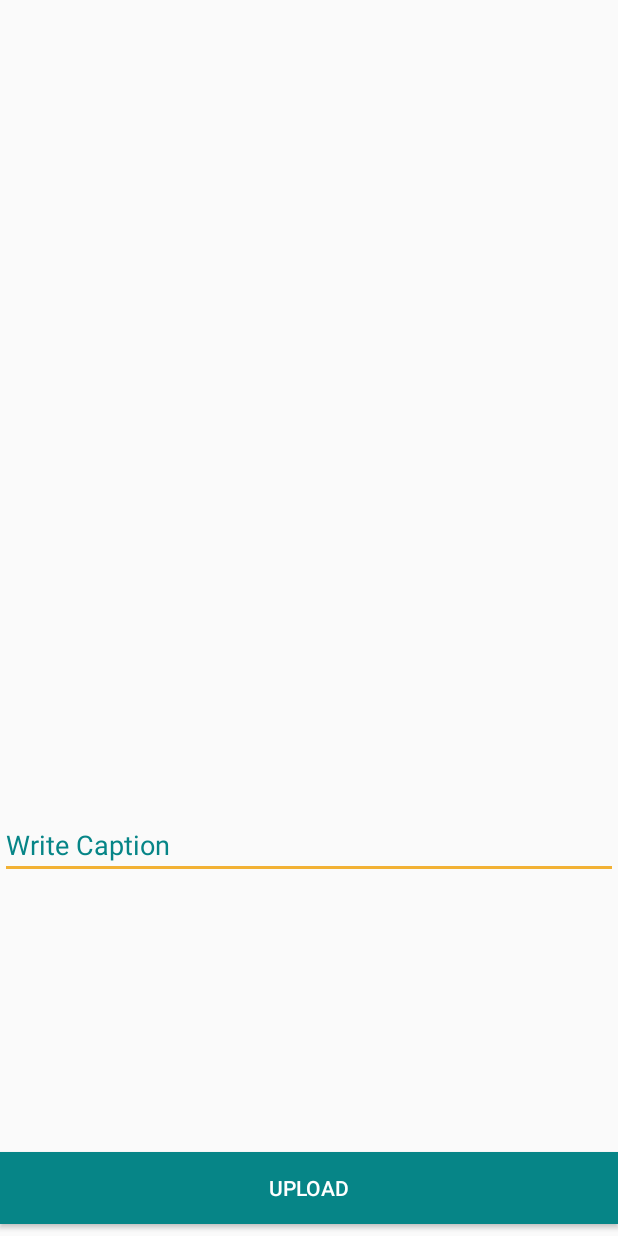
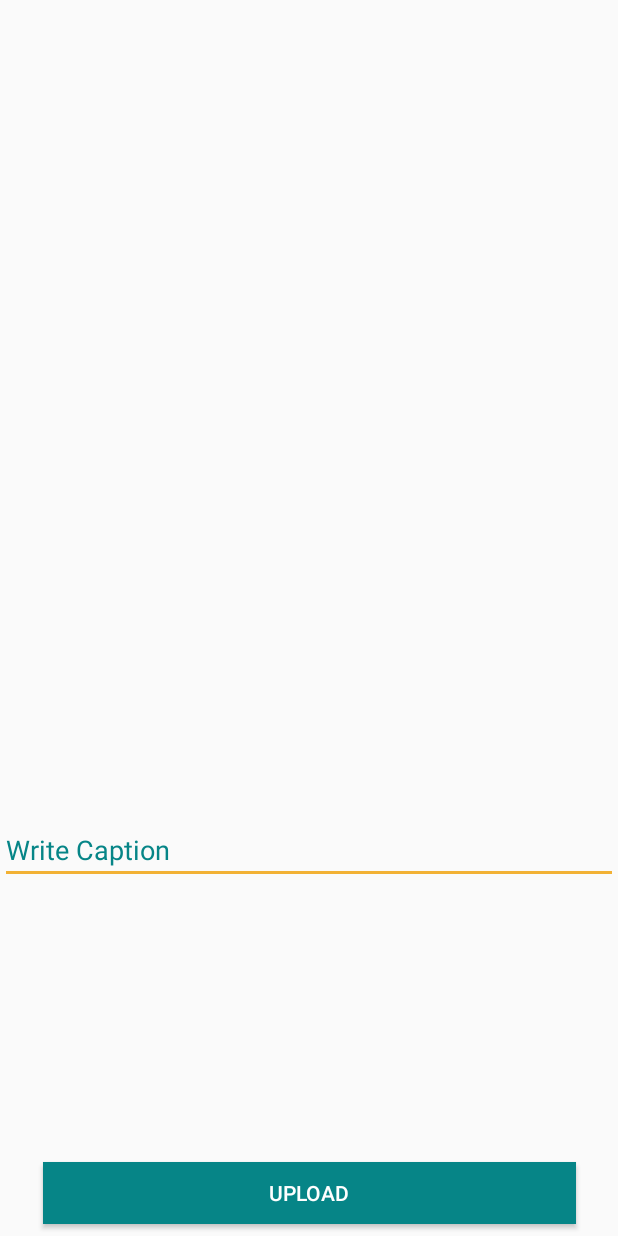
Before and after one commit to clairescout/MyTravelApp, an Android app: the AddMediaActivity screen opened directly, with no data from a screen before it, on a phone screen of 412 x 824 dp. Run offline under Robolectric (Android 15) with nearby library versions, the phone set to English and light mode, and no system bars; 2 statements that could not run were skipped.

Commit message:
stuff we changed in my kitchen haha

```diff
--- a/app/src/main/java/com/example/clairescout/mytravelapp/VacationFeedActivity.java
+++ b/app/src/main/java/com/example/clairescout/mytravelapp/VacationFeedActivity.java
@@ -44,6 +44,7 @@ import com.spotify.protocol.types.PlayerState;
 import com.spotify.protocol.types.Track;
 
 import presenters.ChooseMediaPresenter;
+import presenters.SpotifySearchPresenter;
 import presenters.VacationFeedPresenter;
 import com.example.models.Trip;
 import com.example.models.Memory;
@@ -76,12 +77,13 @@ public class VacationFeedActivity extends AppCompatActivity {
         setContentView(R.layout.activity_vacation_feed);
 
         Intent intent = getIntent();
-        currentSongID = intent.getStringExtra("currentSongId");
+        tripID = intent.getStringExtra("tripId");
+        VacationFeedPresenter.getInstance().setCurrentTrip(tripID);
+        currentSongID = VacationFeedPresenter.getInstance().getSongId();
         if (currentSongID != null) {
             RelativeLayout musicBar = findViewById(R.id.music_bar);
             musicBar.setVisibility(View.VISIBLE);
         }
-        tripID = intent.getStringExtra("tripId");
         VacationFeedPresenter.getInstance().setCurrentTrip(tripID);
 
         initializeWidgets();
--- a/app/src/main/java/presenters/VacationFeedPresenter.java
+++ b/app/src/main/java/presenters/VacationFeedPresenter.java
@@ -34,4 +34,8 @@ public class VacationFeedPresenter {
         currentTrip.addMemory(photo);
     }
 
+    public String getSongId() {
+        return currentTrip.getSong().getId();
+    }
+
 }
--- a/app/src/main/res/layout/activity_add_media.xml
+++ b/app/src/main/res/layout/activity_add_media.xml
@@ -42,18 +42,18 @@
 
     <Button
         android:id="@+id/upload"
-        android:layout_width="match_parent"
-        android:layout_height="wrap_content"
+        android:layout_width="355dp"
+        android:layout_height="41dp"
+        android:layout_marginBottom="8dp"
+        android:layout_marginEnd="8dp"
+        android:layout_marginStart="8dp"
         android:layout_marginTop="8dp"
-        android:layout_marginBottom="8dp"
+        android:text="@string/upload"
         android:background="@color/colorPrimary"
-        android:text="@string/upload"
         android:textColor="@android:color/white"
         app:layout_constraintBottom_toBottomOf="parent"
-        app:layout_constraintTop_toBottomOf="@+id/trip_name"
-        app:layout_constraintVertical_bias="0.161"
-        tools:layout_editor_absoluteX="0dp"
-        app:layout_constraintRight_toLeftOf="parent"
-        app:layout_constraintLeft_toRightOf="parent"/>
+        app:layout_constraintEnd_toEndOf="parent"
+        app:layout_constraintStart_toStartOf="parent"
+        app:layout_constraintVertical_bias="0.582" />
 
 </android.support.constraint.ConstraintLayout>
--- a/models/src/main/java/com/example/models/User.java
+++ b/models/src/main/java/com/example/models/User.java
@@ -54,13 +54,13 @@ public class User {
     private void makeFakeData() {
         Trip trip = new Trip("Jerusalem", new ArrayList<Memory>(),
                 Calendar.getInstance().getTime(), Calendar.getInstance().getTime(),
-                new Song("Mason Jennings", "idk", "idk", "asdf"), -33.852, 151.211);
+                new Song("Mason Jennings", "idk", "idk", null), -33.852, 151.211);
         Trip trip2 = new Trip("Jordan", new ArrayList<Memory>(),
                 Calendar.getInstance().getTime(), Calendar.getInstance().getTime(),
-                new Song("Mason Jennings", "idk", "idk", "asdf"), -28, 140.2);
+                new Song("Mason Jennings", "idk", "idk", null), -28, 140.2);
         Trip trip3 = new Trip("Hawaii", new ArrayList<Memory>(),
                 Calendar.getInstance().getTime(), Calendar.getInstance().getTime(),
-                new Song("Mason Jennings", "idk", "idk", "asdf"), -45, 160);
+                new Song("Mason Jennings", "idk", "idk", null), -45, 160);
         addTrip(trip);
         addTrip(trip2);
         addTrip(trip3);
```
Also changed, not shown: app/src/main/java/com/example/clairescout/mytravelapp/SpotifySearchActivity.java (+3 -4 lines), app/src/main/res/layout/activity_add_text.xml (+5 -4 lines), app/src/main/res/layout/activity_vacation_feed.xml (+5 -2 lines), app/src/main/res/layout/item_memory_in_feed.xml (+4 -3 lines).
